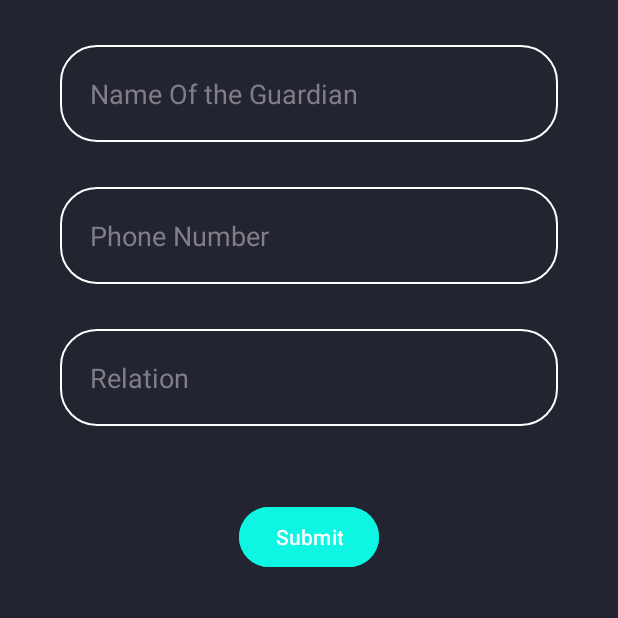
After one commit to JerMayNel/Safety-App, an Android app: the AddContacts screen opened directly, with no data from a screen before it, on a phone screen of 412 x 824 dp, the top half of it. The commit adds this screen. Run offline under Robolectric (Android 15) with nearby library versions, the phone set to English and light mode, and no system bars; our stand-ins replace Room's generated code.

```diff
--- a/app/src/main/AndroidManifest.xml
+++ b/app/src/main/AndroidManifest.xml
@@ -52,6 +52,8 @@
             android:exported="true"
             android:screenOrientation="portrait">
         </activity>
+        <activity android:name=".database.add.AddContacts"
+            android:exported="true"/>
         <activity android:name=".SplashScreenActivity"
             android:exported="true"
             android:screenOrientation="portrait"
--- a/app/src/main/java/com/example/safetyapp/MainScreen.kt
+++ b/app/src/main/java/com/example/safetyapp/MainScreen.kt
@@ -17,9 +17,8 @@ import androidx.activity.enableEdgeToEdge
 import androidx.appcompat.app.AppCompatActivity
 import androidx.core.view.ViewCompat
 import androidx.core.view.WindowInsetsCompat
+import com.example.safetyapp.database.list.ContactsFragment
 import com.google.firebase.auth.FirebaseAuth
-import com.google.firebase.database.FirebaseDatabase
-import com.google.firebase.firestore.FirebaseFirestore
 
 class MainScreen : AppCompatActivity() {
 
--- /dev/null
+++ b/app/src/main/java/com/example/safetyapp/data/ContactsDao.kt
@@ -0,0 +1,19 @@
+package com.example.safetyapp.data
+
+import androidx.lifecycle.LiveData
+import androidx.room.Dao
+import androidx.room.Insert
+import androidx.room.OnConflictStrategy
+import androidx.room.Query
+
+
+@Dao
+interface ContactsDao {
+
+    @Insert(onConflict = OnConflictStrategy.REPLACE)
+    suspend fun insertContacts(contacts: Contacts)
+
+    @Query("SELECT * FROM contacts ORDER BY id ASC")
+    fun readAllContacts(): LiveData<List<Contacts>>
+
+}
--- /dev/null
+++ b/app/src/main/java/com/example/safetyapp/data/ContactsDatabase.kt
@@ -0,0 +1,32 @@
+package com.example.safetyapp.data
+
+import android.content.Context
+import androidx.room.Database
+import androidx.room.Room
+import androidx.room.RoomDatabase
+
+@Database(entities = [Contacts::class], version = 1, exportSchema = false)
+abstract class ContactsDatabase : RoomDatabase(){
+    abstract fun contactsDao(): ContactsDao
+
+    companion object{
+        @Volatile
+        private var INSTANCE: ContactsDatabase? = null
+
+        fun getDatabase(context: Context): ContactsDatabase{
+            val tempInstance = INSTANCE
+            if(tempInstance != null){
+                return tempInstance
+            }
+            synchronized(this){
+                val instance = Room.databaseBuilder(
+                    context.applicationContext,
+                    ContactsDatabase::class.java,
+                    "contacts"
+                ).build()
+                INSTANCE = instance
+                return instance
+            }
+        }
+    }
+}
--- /dev/null
+++ b/app/src/main/java/com/example/safetyapp/data/ContactsRepository.kt
@@ -0,0 +1,13 @@
+package com.example.safetyapp.data
+
+import androidx.lifecycle.LiveData
+
+class ContactsRepository(private val contactsDao: ContactsDao){
+
+    val readAllData: LiveData<List<Contacts>> = contactsDao.readAllContacts()
+
+    suspend fun addContact(contact: Contacts){
+        contactsDao.insertContacts(contact)
+    }
+
+}
--- /dev/null
+++ b/app/src/main/java/com/example/safetyapp/data/ContactsViewModel.kt
@@ -0,0 +1,24 @@
+package com.example.safetyapp.data
+
+import android.app.Application
+import androidx.lifecycle.AndroidViewModel
+import androidx.lifecycle.LiveData
+import androidx.lifecycle.viewModelScope
+import kotlinx.coroutines.Dispatchers
+import kotlinx.coroutines.launch
+
+class ContactsViewModel(application: Application) : AndroidViewModel(application) {
+
+    val readAllData: LiveData<List<Contacts>>
+    private val repository: ContactsRepository
+    init {
+        val contactsDao = ContactsDatabase.getDatabase(application).contactsDao()
+        repository = ContactsRepository(contactsDao)
+        readAllData = repository.readAllData
+    }
+
+    fun addContact(contact: Contacts) {
+        viewModelScope.launch(Dispatchers.IO){
+            repository.addContact(contact) }
+        }
+}
--- /dev/null
+++ b/app/src/main/java/com/example/safetyapp/database/add/AddContacts.kt
@@ -0,0 +1,46 @@
+package com.example.safetyapp.database.add
+
+import android.os.Bundle
+import android.text.TextUtils
+import android.widget.Toast
+import androidx.appcompat.app.AppCompatActivity
+import androidx.lifecycle.ViewModelProvider
+import com.example.safetyapp.data.Contacts
+import com.example.safetyapp.data.ContactsViewModel
+import com.example.safetyapp.databinding.AddingContactsBinding
+
+class AddContacts : AppCompatActivity(){
+    private lateinit var binding: AddingContactsBinding
+    private lateinit var mContactsViewModel: ContactsViewModel
+    override fun onCreate(savedInstanceState: Bundle?) {
+        super.onCreate(savedInstanceState)
+        binding = AddingContactsBinding.inflate(layoutInflater)
+        setContentView(binding.root)
+        supportActionBar?.hide()
+
+        mContactsViewModel = ViewModelProvider(this).get(ContactsViewModel::class.java)
+
+        binding.addingContactsSubmit.setOnClickListener{
+            insertDataToDatabase()
+        }
+    }
+
+    private fun insertDataToDatabase() {
+        val name = binding.addingContactsName.text.toString()
+        val number = binding.addingContactsPhone.text.toString()
+        val relation = binding.addingContactsRelation.text.toString()
+
+        if(inputCheck(name, number, relation)){
+            val contact = Contacts(0, name, number, relation)
+            mContactsViewModel.addContact(contact)
+            Toast.makeText(this, "Successfully added!", Toast.LENGTH_SHORT).show()
+            finish()
+        }else{
+            Toast.makeText(this, "Please fill out all fields.", Toast.LENGTH_SHORT).show()
+        }
+    }
+
+    private fun inputCheck(name: String, number: String, relation: String): Boolean {
+        return !(TextUtils.isEmpty(name) && TextUtils.isEmpty(number) && TextUtils.isEmpty(relation))
+    }
+}
--- a/app/src/main/res/layout/adding_contacts.xml
+++ b/app/src/main/res/layout/adding_contacts.xml
@@ -1,6 +1,61 @@
 <?xml version="1.0" encoding="utf-8"?>
 <androidx.constraintlayout.widget.ConstraintLayout xmlns:android="http://schemas.android.com/apk/res/android"
+    xmlns:app="http://schemas.android.com/apk/res-auto"
+    xmlns:tools="http://schemas.android.com/tools"
     android:layout_width="match_parent"
-    android:layout_height="match_parent">
+    android:layout_height="match_parent"
+    android:background="@color/backgroundcolor"
+    tools:context=".database.add.AddContacts">
+
+    <EditText
+        android:id="@+id/adding_contacts_name"
+        android:layout_width="match_parent"
+        android:layout_height="wrap_content"
+        android:layout_marginTop="30dp"
+        android:layout_marginLeft="40dp"
+        android:layout_marginRight="40dp"
+        android:textColor="@color/white"
+        android:hint="Name Of the Guardian"
+        android:textColorHint="@color/gray"
+        android:padding="20dp"
+        android:background="@drawable/rounded_corner"
+        app:layout_constraintTop_toTopOf="parent" />
+    <EditText
+        android:id="@+id/adding_contacts_phone"
+        android:layout_width="match_parent"
+        android:layout_height="wrap_content"
+        android:layout_marginTop="30dp"
+        android:layout_marginLeft="40dp"
+        android:layout_marginRight="40dp"
+        android:textColor="@color/white"
+        android:hint="Phone Number"
+        android:textColorHint="@color/gray"
+        android:padding="20dp"
+        android:background="@drawable/rounded_corner"
+        app:layout_constraintTop_toBottomOf="@id/adding_contacts_name" />
+    <EditText
+        android:id="@+id/adding_contacts_relation"
+        android:layout_width="match_parent"
+        android:layout_height="wrap_content"
+        android:layout_marginTop="30dp"
+        android:layout_marginLeft="40dp"
+        android:textColor="@color/white"
+        android:layout_marginRight="40dp"
+        android:hint="Relation"
+        android:textColorHint="@color/gray"
+        android:padding="20dp"
+        android:background="@drawable/rounded_corner"
+        app:layout_constraintTop_toBottomOf="@id/adding_contacts_phone" />
+
+    <Button
+        android:id="@+id/adding_contacts_submit"
+        android:layout_width="wrap_content"
+        android:layout_height="wrap_content"
+        android:backgroundTint="@color/cyan"
+        android:text="Submit"
+        app:layout_constraintTop_toBottomOf="@+id/adding_contacts_relation"
+        app:layout_constraintLeft_toLeftOf="parent"
+        app:layout_constraintRight_toRightOf="parent"
+        android:layout_marginTop="50dp"/>
 
 </androidx.constraintlayout.widget.ConstraintLayout>
```
Also changed, not shown: app/build.gradle.kts (+32 -0 lines), app/src/main/java/com/example/safetyapp/ContactsFragment.kt (deleted, +0 -59 lines), app/src/main/java/com/example/safetyapp/LogInActivity.kt (+9 -9 lines), app/src/main/java/com/example/safetyapp/data/Contacts.kt (added, +17 -0 lines), app/src/main/java/com/example/safetyapp/data/ContactsAdapter.kt (added, +42 -0 lines), app/src/main/java/com/example/safetyapp/database/list/ContactsFragment.kt (added, +46 -0 lines), app/src/main/res/drawable/undraw_add_information_j2wg.xml (added, +150 -0 lines), app/src/main/res/layout/custom_row.xml (added, +62 -0 lines), app/src/main/res/layout/fragment_contacts.xml (+16 -77 lines).
